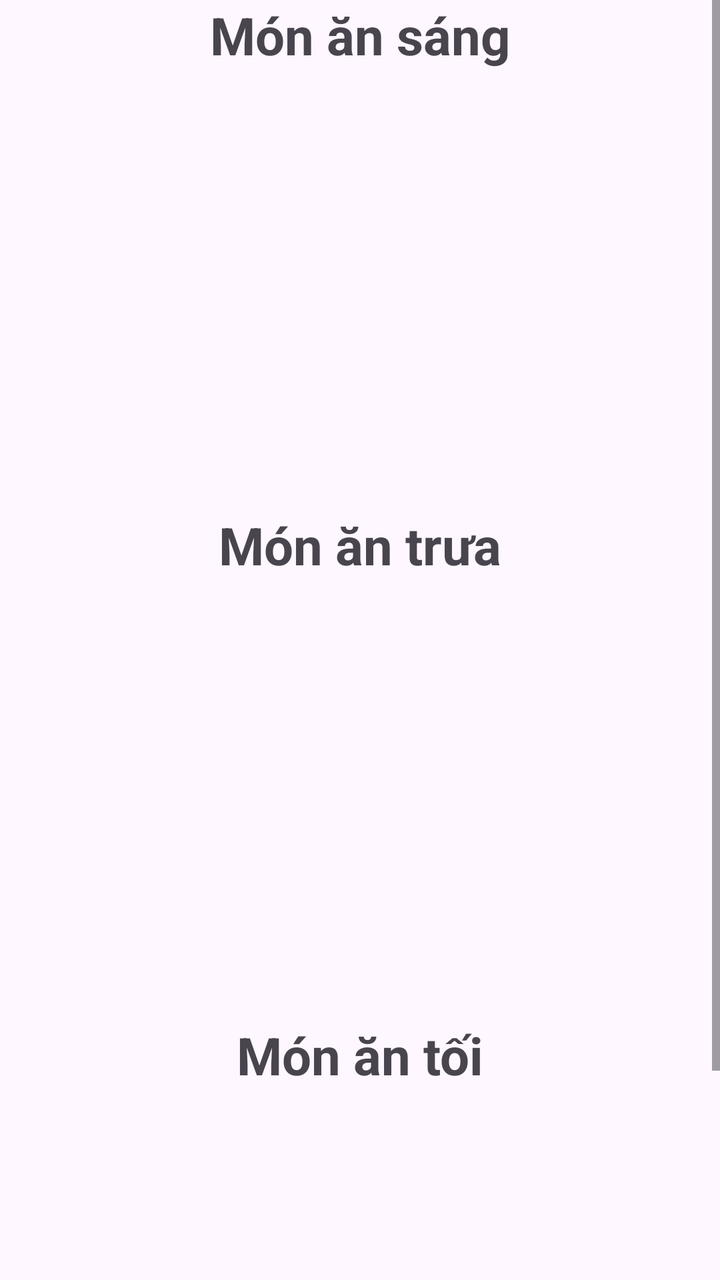
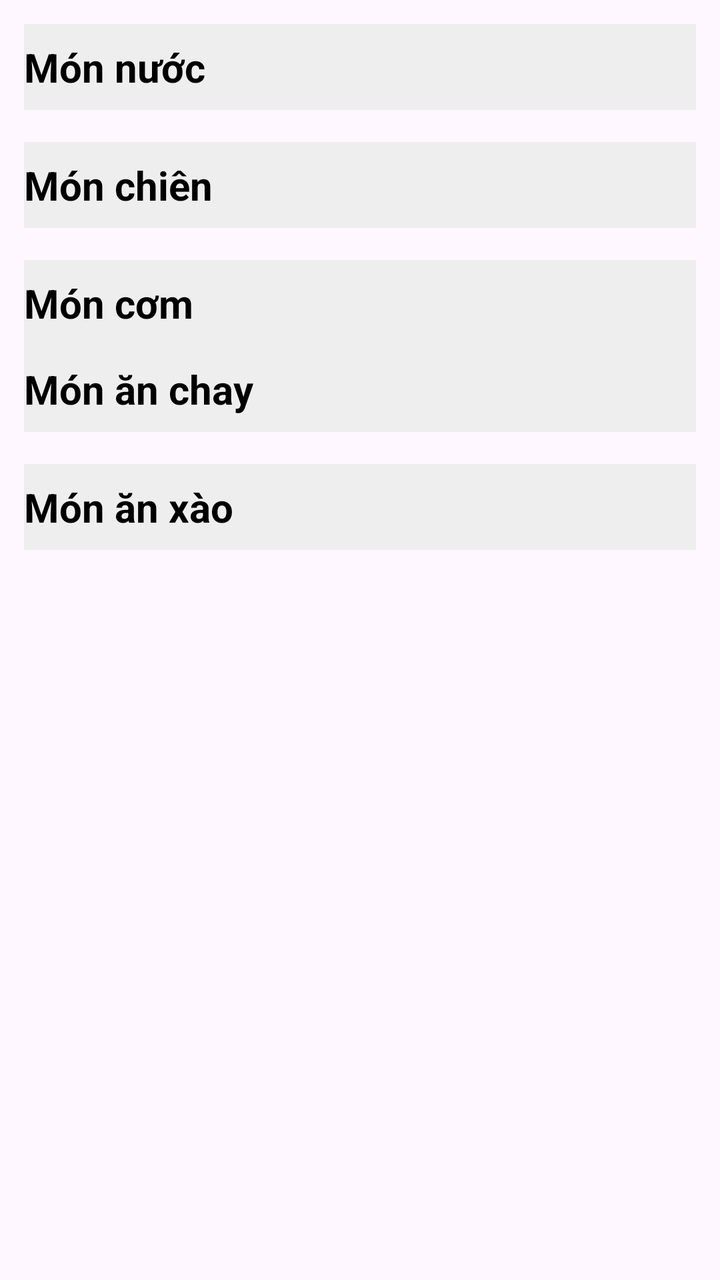

Two renders of the same Android screen: before a commit and after it. Below are the layout's source before the change and the commit's diff.
<!-- AndroidManifest.xml: application theme Theme.Angiday -->
<!-- res/layout/fragment_menu.xml -->
<?xml version="1.0" encoding="utf-8"?>
<FrameLayout xmlns:android="http://schemas.android.com/apk/res/android"
    xmlns:app="http://schemas.android.com/apk/res-auto"
    xmlns:tools="http://schemas.android.com/tools"
    android:layout_width="match_parent"
    android:layout_height="match_parent"
    tools:context=".ui.main.fragment.MenuFragment">

    <ScrollView
        android:id="@+id/scrollview"
        android:layout_width="match_parent"
        android:layout_height="match_parent"
        app:layout_constraintEnd_toEndOf="parent"
        app:layout_constraintStart_toStartOf="parent"
        app:layout_constraintTop_toTopOf="parent">

        <LinearLayout
            android:layout_width="match_parent"
            android:layout_height="wrap_content"
            android:orientation="vertical">


            <androidx.constraintlayout.widget.ConstraintLayout
                android:layout_width="match_parent"
                android:layout_height="match_parent">

                <TextView
                    android:id="@+id/textView12"
                    android:layout_width="wrap_content"
                    android:layout_height="wrap_content"
                    android:text="Món ăn sáng"
                    android:textSize="@dimen/text_listFood"

                    android:textStyle="bold"
                    app:layout_constraintBottom_toBottomOf="parent"
                    app:layout_constraintEnd_toEndOf="parent"
                    app:layout_constraintStart_toStartOf="parent"
                    app:layout_constraintTop_toTopOf="parent" />

            </androidx.constraintlayout.widget.ConstraintLayout>

            <androidx.constraintlayout.widget.ConstraintLayout
                android:layout_width="match_parent"
                android:layout_height="match_parent">

                <androidx.recyclerview.widget.RecyclerView
                    android:id="@+id/rvFood"
                    android:layout_width="match_parent"
                    android:layout_height="220dp"
                    app:layoutManager="androidx.recyclerview.widget.LinearLayoutManager"
                    app:layout_constraintEnd_toEndOf="parent"
                    app:layout_constraintStart_toStartOf="parent"
                    app:layout_constraintTop_toTopOf="parent" />

            </androidx.constraintlayout.widget.ConstraintLayout>
            <androidx.constraintlayout.widget.ConstraintLayout
                android:layout_width="match_parent"
                android:layout_height="match_parent">

                <TextView
                    android:id="@+id/textViewTrua"
                    android:layout_width="wrap_content"
                    android:layout_height="wrap_content"
                    android:text="Món ăn trưa"
                    android:textSize="@dimen/text_listFood"

                    android:textStyle="bold"
                    app:layout_constraintBottom_toBottomOf="parent"
                    app:layout_constraintEnd_toEndOf="parent"
                    app:layout_constraintStart_toStartOf="parent"
                    app:layout_constraintTop_toTopOf="parent" />

            </androidx.constraintlayout.widget.ConstraintLayout>

            <androidx.constraintlayout.widget.ConstraintLayout
                android:layout_width="match_parent"
                android:layout_height="match_parent">

                <androidx.recyclerview.widget.RecyclerView
                    android:id="@+id/rvFood2"
                    android:layout_width="match_parent"
                    android:layout_height="220dp"
                    app:layoutManager="androidx.recyclerview.widget.LinearLayoutManager"
                    app:layout_constraintEnd_toEndOf="parent"
                    app:layout_constraintStart_toStartOf="parent"
                    app:layout_constraintTop_toTopOf="parent" />

            </androidx.constraintlayout.widget.ConstraintLayout>
            <androidx.constraintlayout.widget.ConstraintLayout
                android:layout_width="match_parent"
                android:layout_height="match_parent">

                <TextView
                    android:id="@+id/textViewtoi"
                    android:layout_width="wrap_content"
                    android:layout_height="wrap_content"
                    android:text="Món ăn tối"
                    android:textSize="@dimen/text_listFood"

                    android:textStyle="bold"
                    app:layout_constraintBottom_toBottomOf="parent"
                    app:layout_constraintEnd_toEndOf="parent"
                    app:layout_constraintStart_toStartOf="parent"
                    app:layout_constraintTop_toTopOf="parent" />

            </androidx.constraintlayout.widget.ConstraintLayout>

            <androidx.constraintlayout.widget.ConstraintLayout
                android:layout_width="match_parent"
                android:layout_height="match_parent">

                <androidx.recyclerview.widget.RecyclerView
                    android:id="@+id/rvFood3"
                    android:layout_width="match_parent"
                    android:layout_height="220dp"
                    app:layoutManager="androidx.recyclerview.widget.LinearLayoutManager"
                    app:layout_constraintEnd_toEndOf="parent"
                    app:layout_constraintStart_toStartOf="parent"
                    app:layout_constraintTop_toTopOf="parent" />

            </androidx.constraintlayout.widget.ConstraintLayout>

        </LinearLayout>
    </ScrollView>

</FrameLayout>
<!-- resources referenced by this layout -->
<resources>
  <dimen name="text_listFood">26sp</dimen>
  <style name="Theme.Angiday" parent="Base.Theme.Angiday" />
  <style name="Base.Theme.Angiday" parent="Theme.Material3.DayNight.NoActionBar">
          
          
      </style>
</resources>

<!-- the commit's change to res/layout/fragment_menu.xml (unified diff, before → after) -->
@@ -1,126 +1,116 @@
 <?xml version="1.0" encoding="utf-8"?>
-<FrameLayout xmlns:android="http://schemas.android.com/apk/res/android"
+<ScrollView xmlns:android="http://schemas.android.com/apk/res/android"
     xmlns:app="http://schemas.android.com/apk/res-auto"
     xmlns:tools="http://schemas.android.com/tools"
+    android:id="@+id/scrollView"
     android:layout_width="match_parent"
     android:layout_height="match_parent"
+    android:fillViewport="true"
     tools:context=".ui.main.fragment.MenuFragment">
 
-    <ScrollView
-        android:id="@+id/scrollview"
+    <LinearLayout
+        android:orientation="vertical"
+        android:padding="12dp"
         android:layout_width="match_parent"
-        android:layout_height="match_parent"
-        app:layout_constraintEnd_toEndOf="parent"
-        app:layout_constraintStart_toStartOf="parent"
-        app:layout_constraintTop_toTopOf="parent">
+        android:layout_height="wrap_content">
 
-        <LinearLayout
+        
+        <TextView
+            android:id="@+id/textViewMonNuoc"
             android:layout_width="match_parent"
             android:layout_height="wrap_content"
-            android:orientation="vertical">
+            android:text="Món nước"
+            android:textSize="20sp"
+            android:textStyle="bold"
+            android:textColor="@color/black"
+            android:paddingVertical="8dp"
+            android:background="#EEEEEE" />
+
+        <androidx.recyclerview.widget.RecyclerView
+            android:id="@+id/rvMonNuoc"
+            android:layout_width="match_parent"
+            android:layout_height="wrap_content"
+            android:nestedScrollingEnabled="false"
+            app:layoutManager="androidx.recyclerview.widget.LinearLayoutManager"
+            android:layout_marginBottom="16dp" />
 
 
-            <androidx.constraintlayout.widget.ConstraintLayout
-                android:layout_width="match_parent"
-                android:layout_height="match_parent">
+        
+        <TextView
+            android:id="@+id/textViewMonChien"
+            android:layout_width="match_parent"
+            android:layout_height="wrap_content"
+            android:text="Món chiên"
+            android:textSize="20sp"
+            android:textStyle="bold"
+            android:textColor="@color/black"
+            android:paddingVertical="8dp"
+            android:background="#EEEEEE" />
 
-                <TextView
-                    android:id="@+id/textView12"
-                    android:layout_width="wrap_content"
-                    android:layout_height="wrap_content"
-                    android:text="Món ăn sáng"
-                    android:textSize="@dimen/text_listFood"
+        <androidx.recyclerview.widget.RecyclerView
+            android:id="@+id/rvMonChien"
+            android:layout_width="match_parent"
+            android:layout_height="wrap_content"
+            android:nestedScrollingEnabled="false"
+            app:layoutManager="androidx.recyclerview.widget.LinearLayoutManager"
+            android:layout_marginBottom="16dp" />
 
-                    android:textStyle="bold"
-                    app:layout_constraintBottom_toBottomOf="parent"
-                    app:layout_constraintEnd_toEndOf="parent"
-                    app:layout_constraintStart_toStartOf="parent"
-                    app:layout_constraintTop_toTopOf="parent" />
+        
+        <TextView
+            android:id="@+id/textViewMonCom"
+            android:layout_width="match_parent"
+            android:layout_height="wrap_content"
+            android:text="Món cơm"
+            android:textSize="20sp"
+            android:textStyle="bold"
+            android:textColor="@color/black"
+            android:paddingVertical="8dp"
+            android:background="#EEEEEE" />
 
-            </androidx.constraintlayout.widget.ConstraintLayout>
+        <androidx.recyclerview.widget.RecyclerView
+            android:id="@+id/rvMonCom"
+            android:layout_width="match_parent"
+            android:layout_height="wrap_content"
+            android:nestedScrollingEnabled="false"
+            app:layoutManager="androidx.recyclerview.widget.LinearLayoutManager" />
+        
+        <TextView
+            android:id="@+id/textViewChay"
+            android:layout_width="match_parent"
+            android:layout_height="wrap_content"
+            android:text="Món ăn chay"
+            android:textSize="20sp"
+            android:textStyle="bold"
+            android:textColor="@color/black"
+            android:paddingVertical="8dp"
+            android:background="#EEEEEE" />
 
-            <androidx.constraintlayout.widget.ConstraintLayout
-                android:layout_width="match_parent"
-                android:layout_height="match_parent">
+        <androidx.recyclerview.widget.RecyclerView
+            android:id="@+id/rvMonChay"
+            android:layout_width="match_parent"
+            android:layout_height="wrap_content"
+            android:nestedScrollingEnabled="false"
+            app:layoutManager="androidx.recyclerview.widget.LinearLayoutManager"
+            android:layout_marginBottom="16dp" />
 
-                <androidx.recyclerview.widget.RecyclerView
-                    android:id="@+id/rvFood"
-                    android:layout_width="match_parent"
-                    android:layout_height="220dp"
-                    app:layoutManager="androidx.recyclerview.widget.LinearLayoutManager"
-                    app:layout_constraintEnd_toEndOf="parent"
-                    app:layout_constraintStart_toStartOf="parent"
-                    app:layout_constraintTop_toTopOf="parent" />
+        
+        <TextView
+            android:id="@+id/textViewXao"
+            android:layout_width="match_parent"
+            android:layout_height="wrap_content"
+            android:text="Món ăn xào"
+            android:textSize="20sp"
+            android:textStyle="bold"
+            android:textColor="@color/black"
+            android:paddingVertical="8dp"
+            android:background="#EEEEEE" />
 
-            </androidx.constraintlayout.widget.ConstraintLayout>
-            <androidx.constraintlayout.widget.ConstraintLayout
-                android:layout_width="match_parent"
-                android:layout_height="match_parent">
+        <androidx.recyclerview.widget.RecyclerView
+            android:id="@+id/rvMonXao"
+            android:layout_width="match_parent"
+            android:layout_height="wrap_content"
+            android:nestedScrollingEnabled="false"
+            app:layoutManager="androidx.recyclerview.widget.LinearLayoutManager" />
 
-                <TextView
-                    android:id="@+id/textViewTrua"
-                    android:layout_width="wrap_content"
-                    android:layout_height="wrap_content"
-                    android:text="Món ăn trưa"
-                    android:textSize="@dimen/text_listFood"
-
-                    android:textStyle="bold"
-                    app:layout_constraintBottom_toBottomOf="parent"
-                    app:layout_constraintEnd_toEndOf="parent"
-                    app:layout_constraintStart_toStartOf="parent"
-                    app:layout_constraintTop_toTopOf="parent" />
-
-            </androidx.constraintlayout.widget.ConstraintLayout>
-
-            <androidx.constraintlayout.widget.ConstraintLayout
-                android:layout_width="match_parent"
-                android:layout_height="match_parent">
-
-                <androidx.recyclerview.widget.RecyclerView
-                    android:id="@+id/rvFood2"
-                    android:layout_width="match_parent"
-                    android:layout_height="220dp"
-                    app:layoutManager="androidx.recyclerview.widget.LinearLayoutManager"
-                    app:layout_constraintEnd_toEndOf="parent"
-                    app:layout_constraintStart_toStartOf="parent"
-                    app:layout_constraintTop_toTopOf="parent" />
-
-            </androidx.constraintlayout.widget.ConstraintLayout>
-            <androidx.constraintlayout.widget.ConstraintLayout
-                android:layout_width="match_parent"
-                android:layout_height="match_parent">
-
-                <TextView
-                    android:id="@+id/textViewtoi"
-                    android:layout_width="wrap_content"
-                    android:layout_height="wrap_content"
-                    android:text="Món ăn tối"
-                    android:textSize="@dimen/text_listFood"
-
-                    android:textStyle="bold"
-                    app:layout_constraintBottom_toBottomOf="parent"
-                    app:layout_constraintEnd_toEndOf="parent"
-                    app:layout_constraintStart_toStartOf="parent"
-                    app:layout_constraintTop_toTopOf="parent" />
-
-            </androidx.constraintlayout.widget.ConstraintLayout>
-
-            <androidx.constraintlayout.widget.ConstraintLayout
-                android:layout_width="match_parent"
-                android:layout_height="match_parent">
-
-                <androidx.recyclerview.widget.RecyclerView
-                    android:id="@+id/rvFood3"
-                    android:layout_width="match_parent"
-                    android:layout_height="220dp"
-                    app:layoutManager="androidx.recyclerview.widget.LinearLayoutManager"
-                    app:layout_constraintEnd_toEndOf="parent"
-                    app:layout_constraintStart_toStartOf="parent"
-                    app:layout_constraintTop_toTopOf="parent" />
-
-            </androidx.constraintlayout.widget.ConstraintLayout>
-
-        </LinearLayout>
-    </ScrollView>
-
-</FrameLayout>
+    </LinearLayout>
+</ScrollView>
<!-- resource entries referenced after the edit -->
@@ -1,6 +1,6 @@
 <!-- resources referenced by this layout -->
 <resources>
-  <dimen name="text_listFood">26sp</dimen>
+  <color name="black">#000000</color>
   <style name="Theme.Angiday" parent="Base.Theme.Angiday" />
   <style name="Base.Theme.Angiday" parent="Theme.Material3.DayNight.NoActionBar">
           
